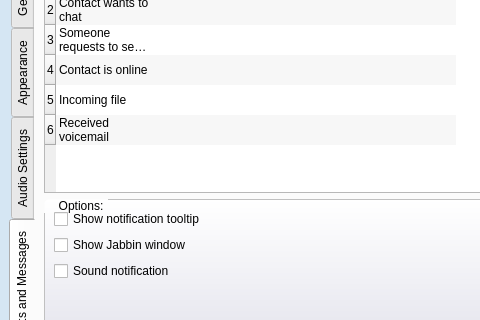
First picture: the form in src/tools/customwidgets/optionsdialog_base.ui, repository AlekSi/Jabbin, before the edit; both pictures show x 0 to 480 and y 95 to 415 of the 850 by 632 pixel window.
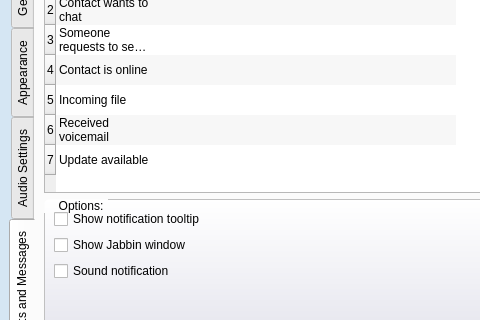
Second picture: the form after the edit. The open tabs and pages were chosen to show the change. Icons and pictures are not drawn. Custom widgets are drawn as their Qt base class.

What changed in the file:
```diff
--- a/src/tools/customwidgets/optionsdialog_base.ui
+++ b/src/tools/customwidgets/optionsdialog_base.ui
@@ -818,6 +818,10 @@
             <property name="cornerButtonEnabled">
              <bool>false</bool>
             </property>
+            <property name="rowCount">
+             <number>7</number>
+            </property>
+            <row/>
             <row/>
             <row/>
             <row/>
@@ -886,6 +890,11 @@
               <string>Received voicemail</string>
              </property>
             </item>
+            <item row="6" column="0">
+             <property name="text">
+              <string>Update available</string>
+             </property>
+            </item>
            </widget>
           </item>
           <item row="1" column="2">
```
Left out of the diff: 2 changed lines with no effect on the pictures.
